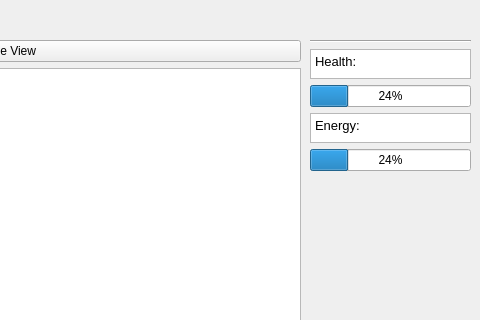
Old version of the form mainwindow.ui in the repository alken01/MP22-Team-c9-FA; both pictures show x 320 to 800 and y 0 to 320 of the 800 by 600 pixel window.
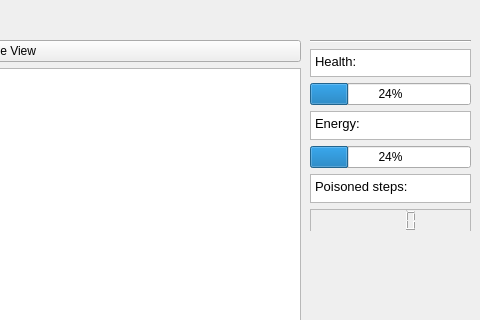
New version of the form.

What changed in the file:
```diff
--- a/mainwindow.ui
+++ b/mainwindow.ui
@@ -20,12 +20,49 @@
       <x>630</x>
       <y>40</y>
       <width>161</width>
-      <height>131</height>
+      <height>191</height>
      </rect>
     </property>
     <layout class="QGridLayout" name="gridLayout">
      <item row="2" column="0">
       <widget class="QProgressBar" name="progressBar">
+       <property name="palette">
+        <palette>
+         <active>
+          <colorrole role="Highlight">
+           <brush brushstyle="SolidPattern">
+            <color alpha="255">
+             <red>204</red>
+             <green>0</green>
+             <blue>0</blue>
+            </color>
+           </brush>
+          </colorrole>
+         </active>
+         <inactive>
+          <colorrole role="Highlight">
+           <brush brushstyle="SolidPattern">
+            <color alpha="255">
+             <red>48</red>
+             <green>140</green>
+             <blue>198</blue>
+            </color>
+           </brush>
+          </colorrole>
+         </inactive>
+         <disabled>
+          <colorrole role="Highlight">
+           <brush brushstyle="SolidPattern">
+            <color alpha="255">
+             <red>145</red>
+             <green>145</green>
+             <blue>145</blue>
+            </color>
+           </brush>
+          </colorrole>
+         </disabled>
+        </palette>
+       </property>
        <property name="toolTip">
         <string/>
        </property>
@@ -58,6 +95,145 @@
        </property>
       </widget>
      </item>
+     <item row="10" column="0">
+      <widget class="QLCDNumber" name="lcdNumber">
+       <property name="palette">
+        <palette>
+         <active>
+          <colorrole role="Light">
+           <brush brushstyle="SolidPattern">
+            <color alpha="255">
+             <red>173</red>
+             <green>127</green>
+             <blue>168</blue>
+            </color>
+           </brush>
+          </colorrole>
+          <colorrole role="Dark">
+           <brush brushstyle="SolidPattern">
+            <color alpha="255">
+             <red>92</red>
+             <green>53</green>
+             <blue>102</blue>
+            </color>
+           </brush>
+          </colorrole>
+          <colorrole role="Mid">
+           <brush brushstyle="SolidPattern">
+            <color alpha="255">
+             <red>117</red>
+             <green>80</green>
+             <blue>123</blue>
+            </color>
+           </brush>
+          </colorrole>
+          <colorrole role="Shadow">
+           <brush brushstyle="SolidPattern">
+            <color alpha="255">
+             <red>85</red>
+             <green>87</green>
+             <blue>83</blue>
+            </color>
+           </brush>
+          </colorrole>
+         </active>
+         <inactive>
+          <colorrole role="Light">
+           <brush brushstyle="SolidPattern">
+            <color alpha="255">
+             <red>255</red>
+             <green>255</green>
+             <blue>255</blue>
+            </color>
+           </brush>
+          </colorrole>
+          <colorrole role="Dark">
+           <brush brushstyle="SolidPattern">
+            <color alpha="255">
+             <red>159</red>
+             <green>159</green>
+             <blue>159</blue>
+            </color>
+           </brush>
+          </colorrole>
+          <colorrole role="Mid">
+           <brush brushstyle="SolidPattern">
+            <color alpha="255">
+             <red>184</red>
+             <green>184</green>
+             <blue>184</blue>
+            </color>
+           </brush>
+          </colorrole>
+          <colorrole role="Shadow">
+           <brush brushstyle="SolidPattern">
+            <color alpha="255">
+             <red>118</red>
+             <green>118</green>
+             <blue>118</blue>
+            </color>
+           </brush>
+          </colorrole>
+         </inactive>
+         <disabled>
+          <colorrole role="Light">
+           <brush brushstyle="SolidPattern">
+            <color alpha="255">
+             <red>173</red>
+             <green>127</green>
+             <blue>168</blue>
+            </color>
+           </brush>
+          </colorrole>
+          <colorrole role="Dark">
+           <brush brushstyle="SolidPattern">
+            <color alpha="255">
+             <red>92</red>
+             <green>53</green>
+             <blue>102</blue>
+            </color>
+           </brush>
+          </colorrole>
+          <colorrole role="Mid">
+           <brush brushstyle="SolidPattern">
+            <color alpha="255">
+             <red>117</red>
+             <green>80</green>
+             <blue>123</blue>
+            </color>
+           </brush>
+          </colorrole>
+          <colorrole role="Shadow">
+           <brush brushstyle="SolidPattern">
+            <color alpha="255">
+             <red>177</red>
+             <green>177</green>
+             <blue>177</blue>
+            </color>
+           </brush>
+          </colorrole>
+         </disabled>
+        </palette>
+       </property>
+       <property name="font">
+        <font>
+         <kerning>true</kerning>
+        </font>
+       </property>
+       <property name="frameShape">
+        <enum>QFrame::StyledPanel</enum>
+       </property>
+       <property name="frameShadow">
+        <enum>QFrame::Plain</enum>
+       </property>
+       <property name="lineWidth">
+        <number>1</number>
+       </property>
+       <property name="segmentStyle">
+        <enum>QLCDNumber::Filled</enum>
+       </property>
+      </widget>
+     </item>
      <item row="0" column="0">
       <widget class="Line" name="line">
        <property name="orientation">
@@ -65,13 +241,6 @@
        </property>
       </widget>
      </item>
-     <item row="5" column="0" rowspan="4">
-      <widget class="QProgressBar" name="progressBar_2">
-       <property name="value">
-        <number>24</number>
-       </property>
-      </widget>
-     </item>
      <item row="3" column="0">
       <widget class="QTextEdit" name="textEdit_2">
        <property name="maximumSize">
@@ -93,6 +262,71 @@
        </property>
       </widget>
      </item>
+     <item row="5" column="0" rowspan="4">
+      <widget class="QProgressBar" name="progressBar_2">
+       <property name="palette">
+        <palette>
+         <active>
+          <colorrole role="Highlight">
+           <brush brushstyle="SolidPattern">
+            <color alpha="255">
+             <red>78</red>
+             <green>154</green>
+             <blue>6</blue>
+            </color>
+           </brush>
+          </colorrole>
+         </active>
+         <inactive>
+          <colorrole role="Highlight">
+           <brush brushstyle="SolidPattern">
+            <color alpha="255">
+             <red>48</red>
+             <green>140</green>
+             <blue>198</blue>
+            </color>
+           </brush>
+          </colorrole>
+         </inactive>
+         <disabled>
+          <colorrole role="Highlight">
+           <brush brushstyle="SolidPattern">
+            <color alpha="255">
+             <red>145</red>
+             <green>145</green>
+             <blue>145</blue>
+            </color>
+           </brush>
+          </colorrole>
+         </disabled>
+        </palette>
+       </property>
+       <property name="value">
+        <number>24</number>
+       </property>
+      </widget>
+     </item>
+     <item row="9" column="0">
+      <widget class="QTextEdit" name="textEdit_3">
+       <property name="maximumSize">
+        <size>
+         <width>200</width>
+         <height>100</height>
+        </size>
+       </property>
+       <property name="focusPolicy">
+        <enum>Qt::NoFocus</enum>
+       </property>
+       <property name="html">
+        <string>&lt;!DOCTYPE HTML PUBLIC &quot;-//W3C//DTD HTML 4.0//EN&quot; &quot;http://www.w3.org/TR/REC-html40/strict.dtd&quot;&gt;
+&lt;html&gt;&lt;head&gt;&lt;meta name=&quot;qrichtext&quot; content=&quot;1&quot; /&gt;&lt;meta charset=&quot;utf-8&quot; /&gt;&lt;style type=&quot;text/css&quot;&gt;
+p, li { white-space: pre-wrap; }
+hr { height: 1px; border-width: 0; }
+&lt;/style&gt;&lt;/head&gt;&lt;body style=&quot; font-family:'SF Pro weight=591'; font-size:10pt; font-weight:400; font-style:normal;&quot;&gt;
+&lt;p style=&quot; margin-top:0px; margin-bottom:0px; margin-left:0px; margin-right:0px; -qt-block-indent:0; text-indent:0px;&quot;&gt;Poisoned steps:&lt;/p&gt;&lt;/body&gt;&lt;/html&gt;</string>
+       </property>
+      </widget>
+     </item>
     </layout>
    </widget>
    <widget class="QWidget" name="verticalLayoutWidget_2">
```
